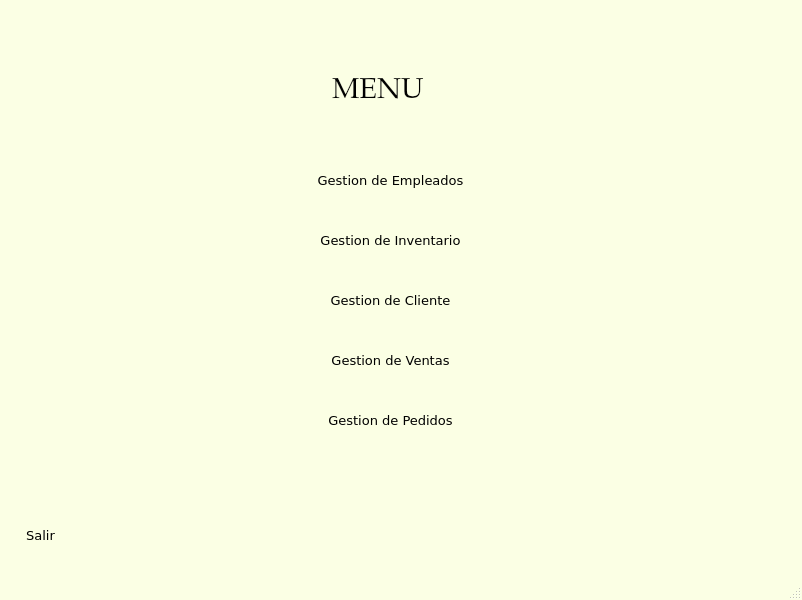
Qt form mainwindow.ui (rajuria/ProyectoEstruDatosII) before a commit.
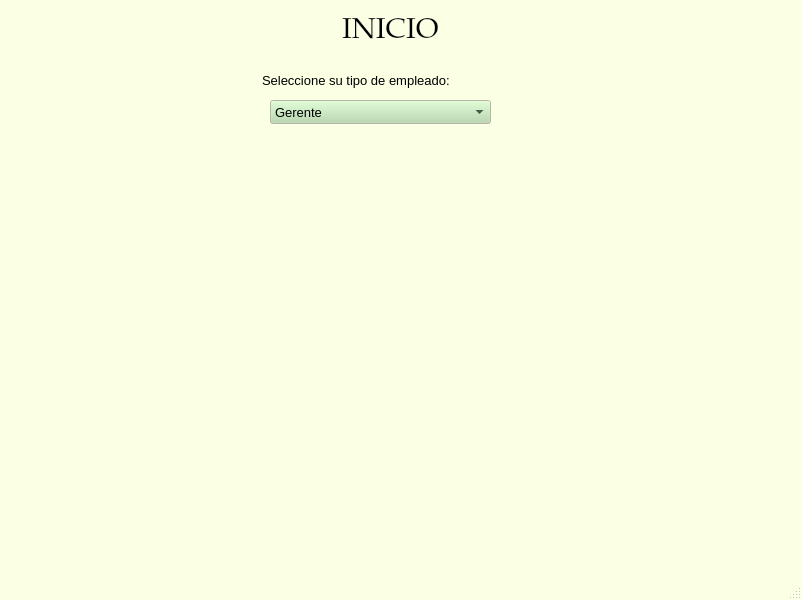
The same form after that commit.

What changed in the file:
```diff
--- a/mainwindow.ui
+++ b/mainwindow.ui
@@ -991,6 +991,215 @@
     <property name="currentIndex">
      <number>0</number>
     </property>
+    <widget class="QWidget" name="page">
+     <widget class="QLineEdit" name="Title_2">
+      <property name="enabled">
+       <bool>true</bool>
+      </property>
+      <property name="geometry">
+       <rect>
+        <x>340</x>
+        <y>10</y>
+        <width>131</width>
+        <height>41</height>
+       </rect>
+      </property>
+      <property name="palette">
+       <palette>
+        <active>
+         <colorrole role="Light">
+          <brush brushstyle="SolidPattern">
+           <color alpha="255">
+            <red>251</red>
+            <green>255</green>
+            <blue>228</blue>
+           </color>
+          </brush>
+         </colorrole>
+         <colorrole role="HighlightedText">
+          <brush brushstyle="SolidPattern">
+           <color alpha="255">
+            <red>0</red>
+            <green>85</green>
+            <blue>0</blue>
+           </color>
+          </brush>
+         </colorrole>
+        </active>
+        <inactive>
+         <colorrole role="Light">
+          <brush brushstyle="SolidPattern">
+           <color alpha="255">
+            <red>251</red>
+            <green>255</green>
+            <blue>228</blue>
+           </color>
+          </brush>
+         </colorrole>
+         <colorrole role="HighlightedText">
+          <brush brushstyle="SolidPattern">
+           <color alpha="255">
+            <red>0</red>
+            <green>85</green>
+            <blue>0</blue>
+           </color>
+          </brush>
+         </colorrole>
+        </inactive>
+        <disabled>
+         <colorrole role="Light">
+          <brush brushstyle="SolidPattern">
+           <color alpha="255">
+            <red>251</red>
+            <green>255</green>
+            <blue>228</blue>
+           </color>
+          </brush>
+         </colorrole>
+         <colorrole role="HighlightedText">
+          <brush brushstyle="SolidPattern">
+           <color alpha="255">
+            <red>0</red>
+            <green>85</green>
+            <blue>0</blue>
+           </color>
+          </brush>
+         </colorrole>
+        </disabled>
+       </palette>
+      </property>
+      <property name="font">
+       <font>
+        <family>Palatino Linotype</family>
+        <pointsize>22</pointsize>
+       </font>
+      </property>
+      <property name="cursor">
+       <cursorShape>IBeamCursor</cursorShape>
+      </property>
+      <property name="mouseTracking">
+       <bool>false</bool>
+      </property>
+      <property name="focusPolicy">
+       <enum>Qt::TabFocus</enum>
+      </property>
+      <property name="acceptDrops">
+       <bool>false</bool>
+      </property>
+      <property name="autoFillBackground">
+       <bool>false</bool>
+      </property>
+      <property name="text">
+       <string>INICIO</string>
+      </property>
+      <property name="frame">
+       <bool>false</bool>
+      </property>
+      <property name="dragEnabled">
+       <bool>false</bool>
+      </property>
+      <property name="readOnly">
+       <bool>true</bool>
+      </property>
+     </widget>
+     <widget class="QLineEdit" name="lineEdit">
+      <property name="geometry">
+       <rect>
+        <x>260</x>
+        <y>70</y>
+        <width>251</width>
+        <height>21</height>
+       </rect>
+      </property>
+      <property name="font">
+       <font>
+        <pointsize>10</pointsize>
+       </font>
+      </property>
+      <property name="acceptDrops">
+       <bool>false</bool>
+      </property>
+      <property name="text">
+       <string>Seleccione su tipo de empleado:</string>
+      </property>
+      <property name="frame">
+       <bool>false</bool>
+      </property>
+      <property name="readOnly">
+       <bool>true</bool>
+      </property>
+     </widget>
+     <widget class="QComboBox" name="comboBox">
+      <property name="geometry">
+       <rect>
+        <x>270</x>
+        <y>100</y>
+        <width>221</width>
+        <height>24</height>
+       </rect>
+      </property>
+      <property name="palette">
+       <palette>
+        <active>
+         <colorrole role="Midlight">
+          <brush brushstyle="SolidPattern">
+           <color alpha="255">
+            <red>255</red>
+            <green>254</green>
+            <blue>219</blue>
+           </color>
+          </brush>
+         </colorrole>
+        </active>
+        <inactive>
+         <colorrole role="Midlight">
+          <brush brushstyle="SolidPattern">
+           <color alpha="255">
+            <red>255</red>
+            <green>254</green>
+            <blue>219</blue>
+           </color>
+          </brush>
+         </colorrole>
+        </inactive>
+        <disabled>
+         <colorrole role="Midlight">
+          <brush brushstyle="SolidPattern">
+           <color alpha="255">
+            <red>255</red>
+            <green>254</green>
+            <blue>219</blue>
+           </color>
+          </brush>
+         </colorrole>
+        </disabled>
+       </palette>
+      </property>
+      <property name="font">
+       <font>
+        <pointsize>10</pointsize>
+       </font>
+      </property>
+      <property name="acceptDrops">
+       <bool>true</bool>
+      </property>
+      <item>
+       <property name="text">
+        <string>Gerente</string>
+       </property>
+      </item>
+      <item>
+       <property name="text">
+        <string>Vendedor</string>
+       </property>
+      </item>
+      <item>
+       <property name="text">
+        <string>Comprador</string>
+       </property>
+      </item>
+     </widget>
+    </widget>
     <widget class="QWidget" name="Menu">
      <widget class="QPushButton" name="GestionE_PB">
       <property name="geometry">
```
